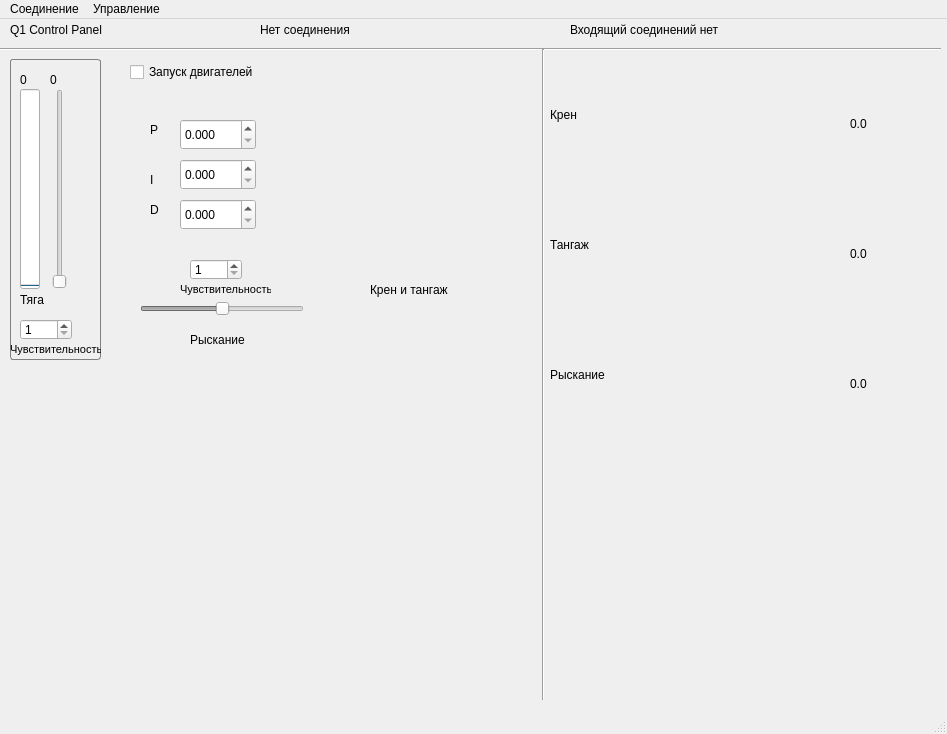
Before: the Qt Designer form mainwindow.ui in alkiz/Q1_Control_Panel, drawn with Qt 5.
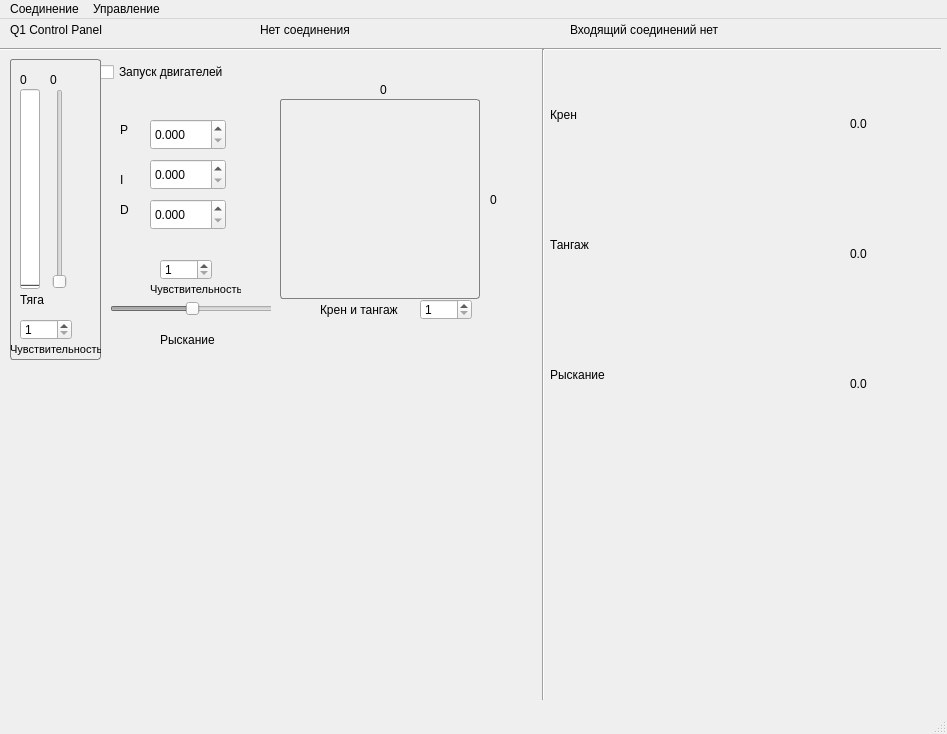
After: the same form once the commit is applied. Icons and pictures are not drawn. Custom widgets are drawn as their Qt base class.

```diff
--- a/mainwindow.ui
+++ b/mainwindow.ui
@@ -78,14 +78,14 @@
      <rect>
       <x>10</x>
       <y>40</y>
-      <width>331</width>
+      <width>261</width>
       <height>301</height>
      </rect>
     </property>
     <widget class="QLabel" name="label_6">
      <property name="geometry">
       <rect>
-       <x>180</x>
+       <x>150</x>
        <y>270</y>
        <width>71</width>
        <height>21</height>
@@ -98,7 +98,7 @@
     <widget class="QCheckBox" name="checkBox">
      <property name="geometry">
       <rect>
-       <x>120</x>
+       <x>90</x>
        <y>0</y>
        <width>161</width>
        <height>26</height>
@@ -117,7 +117,7 @@
      </property>
      <property name="geometry">
       <rect>
-       <x>130</x>
+       <x>100</x>
        <y>240</y>
        <width>164</width>
        <height>19</height>
@@ -151,7 +151,7 @@
     <widget class="QLabel" name="label_8">
      <property name="geometry">
       <rect>
-       <x>170</x>
+       <x>140</x>
        <y>220</y>
        <width>91</width>
        <height>21</height>
@@ -169,7 +169,7 @@
     <widget class="QSpinBox" name="yaw_sesitivity_spinBox">
      <property name="geometry">
       <rect>
-       <x>180</x>
+       <x>150</x>
        <y>200</y>
        <width>52</width>
        <height>21</height>
@@ -346,7 +346,7 @@
     <widget class="QDoubleSpinBox" name="P_SpinBox">
      <property name="geometry">
       <rect>
-       <x>170</x>
+       <x>140</x>
        <y>60</y>
        <width>76</width>
        <height>31</height>
@@ -368,7 +368,7 @@
     <widget class="QDoubleSpinBox" name="I_SpinBox">
      <property name="geometry">
       <rect>
-       <x>170</x>
+       <x>140</x>
        <y>100</y>
        <width>76</width>
        <height>31</height>
@@ -390,7 +390,7 @@
     <widget class="QDoubleSpinBox" name="D_SpinBox">
      <property name="geometry">
       <rect>
-       <x>170</x>
+       <x>140</x>
        <y>140</y>
        <width>76</width>
        <height>31</height>
@@ -412,7 +412,7 @@
     <widget class="QLabel" name="P_label">
      <property name="geometry">
       <rect>
-       <x>140</x>
+       <x>110</x>
        <y>60</y>
        <width>21</width>
        <height>21</height>
@@ -425,7 +425,7 @@
     <widget class="QLabel" name="I_label">
      <property name="geometry">
       <rect>
-       <x>140</x>
+       <x>110</x>
        <y>110</y>
        <width>21</width>
        <height>21</height>
@@ -438,7 +438,7 @@
     <widget class="QLabel" name="D_label">
      <property name="geometry">
       <rect>
-       <x>140</x>
+       <x>110</x>
        <y>140</y>
        <width>21</width>
        <height>21</height>
@@ -452,170 +452,23 @@
    <widget class="QGroupBox" name="blueGroupBox">
     <property name="geometry">
      <rect>
-      <x>310</x>
-      <y>50</y>
-      <width>221</width>
-      <height>241</height>
+      <x>270</x>
+      <y>40</y>
+      <width>261</width>
+      <height>271</height>
      </rect>
     </property>
+    <property name="styleSheet">
+     <string notr="true"/>
+    </property>
     <property name="flat">
      <bool>false</bool>
     </property>
-    <widget class="QLabel" name="label_circle_blue">
-     <property name="geometry">
-      <rect>
-       <x>70</x>
-       <y>70</y>
-       <width>64</width>
-       <height>64</height>
-      </rect>
-     </property>
-     <property name="text">
-      <string/>
-     </property>
-     <property name="pixmap">
-      <pixmap resource="resources.qrc">:/images/circle_blue.png</pixmap>
-     </property>
-    </widget>
-    <widget class="QLabel" name="label_up_blue">
-     <property name="geometry">
-      <rect>
-       <x>70</x>
-       <y>0</y>
-       <width>64</width>
-       <height>64</height>
-      </rect>
-     </property>
-     <property name="text">
-      <string/>
-     </property>
-     <property name="pixmap">
-      <pixmap resource="resources.qrc">:/images/up_blue.png</pixmap>
-     </property>
-    </widget>
-    <widget class="QLabel" name="label_left_blue">
-     <property name="enabled">
-      <bool>true</bool>
-     </property>
-     <property name="geometry">
-      <rect>
-       <x>10</x>
-       <y>70</y>
-       <width>64</width>
-       <height>64</height>
-      </rect>
-     </property>
-     <property name="text">
-      <string/>
-     </property>
-     <property name="pixmap">
-      <pixmap resource="resources.qrc">:/images/left_blue.png</pixmap>
-     </property>
-     <property name="scaledContents">
-      <bool>false</bool>
-     </property>
-    </widget>
-    <widget class="QLabel" name="label_down_blue">
-     <property name="geometry">
-      <rect>
-       <x>70</x>
-       <y>130</y>
-       <width>64</width>
-       <height>64</height>
-      </rect>
-     </property>
-     <property name="text">
-      <string/>
-     </property>
-     <property name="pixmap">
-      <pixmap resource="resources.qrc">:/images/down_blue.png</pixmap>
-     </property>
-    </widget>
-    <widget class="QLabel" name="label_up_left_blue">
-     <property name="geometry">
-      <rect>
-       <x>20</x>
-       <y>20</y>
-       <width>64</width>
-       <height>64</height>
-      </rect>
-     </property>
-     <property name="text">
-      <string/>
-     </property>
-     <property name="pixmap">
-      <pixmap resource="resources.qrc">:/images/up_left_blue.png</pixmap>
-     </property>
-    </widget>
-    <widget class="QLabel" name="label_up_right_blue">
-     <property name="geometry">
-      <rect>
-       <x>120</x>
-       <y>20</y>
-       <width>64</width>
-       <height>64</height>
-      </rect>
-     </property>
-     <property name="text">
-      <string/>
-     </property>
-     <property name="pixmap">
-      <pixmap resource="resources.qrc">:/images/up_right_blue.png</pixmap>
-     </property>
-    </widget>
-    <widget class="QLabel" name="label_down_right_blue">
-     <property name="geometry">
-      <rect>
-       <x>120</x>
-       <y>120</y>
-       <width>64</width>
-       <height>64</height>
-      </rect>
-     </property>
-     <property name="text">
-      <string/>
-     </property>
-     <property name="pixmap">
-      <pixmap resource="resources.qrc">:/images/down_right_blue.png</pixmap>
-     </property>
-    </widget>
-    <widget class="QLabel" name="label_down_left_blue">
-     <property name="geometry">
-      <rect>
-       <x>20</x>
-       <y>120</y>
-       <width>64</width>
-       <height>64</height>
-      </rect>
-     </property>
-     <property name="text">
-      <string/>
-     </property>
-     <property name="pixmap">
-      <pixmap resource="resources.qrc">:/images/down_left_blue.png</pixmap>
-     </property>
-    </widget>
-    <widget class="QLabel" name="label_right_blue">
-     <property name="geometry">
-      <rect>
-       <x>130</x>
-       <y>70</y>
-       <width>64</width>
-       <height>64</height>
-      </rect>
-     </property>
-     <property name="text">
-      <string/>
-     </property>
-     <property name="pixmap">
-      <pixmap resource="resources.qrc">:/images/right_blue.png</pixmap>
-     </property>
-    </widget>
     <widget class="QLabel" name="label_7">
      <property name="geometry">
       <rect>
-       <x>60</x>
-       <y>210</y>
+       <x>50</x>
+       <y>240</y>
        <width>121</width>
        <height>21</height>
       </rect>
@@ -624,6 +477,89 @@
       <string>Крен и тангаж</string>
      </property>
     </widget>
+    <widget class="QGroupBox" name="groupBox_2">
+     <property name="geometry">
+      <rect>
+       <x>10</x>
+       <y>40</y>
+       <width>200</width>
+       <height>200</height>
+      </rect>
+     </property>
+     <property name="styleSheet">
+      <string notr="true">QGroupBox {
+   border: 1px solid gray;
+   border-radius: 3px;
+}
+</string>
+     </property>
+     <property name="title">
+      <string/>
+     </property>
+     <widget class="QLabel" name="label_circle_blue">
+      <property name="geometry">
+       <rect>
+        <x>68</x>
+        <y>68</y>
+        <width>64</width>
+        <height>64</height>
+       </rect>
+      </property>
+      <property name="text">
+       <string/>
+      </property>
+      <property name="pixmap">
+       <pixmap resource="resources.qrc">:/images/circle_blue.png</pixmap>
+      </property>
+     </widget>
+     <zorder>blueGroupBox</zorder>
+     <zorder>label_circle_blue</zorder>
+    </widget>
+    <widget class="QLabel" name="label_pitch_control">
+     <property name="geometry">
+      <rect>
+       <x>110</x>
+       <y>20</y>
+       <width>67</width>
+       <height>21</height>
+      </rect>
+     </property>
+     <property name="text">
+      <string>0</string>
+     </property>
+    </widget>
+    <widget class="QSpinBox" name="pitch_roll_sesitivity_spinBox">
+     <property name="geometry">
+      <rect>
+       <x>150</x>
+       <y>240</y>
+       <width>52</width>
+       <height>21</height>
+      </rect>
+     </property>
+     <property name="focusPolicy">
+      <enum>Qt::NoFocus</enum>
+     </property>
+     <property name="minimum">
+      <number>1</number>
+     </property>
+     <property name="maximum">
+      <number>5</number>
+     </property>
+    </widget>
+    <widget class="QLabel" name="label_roll_control">
+     <property name="geometry">
+      <rect>
+       <x>220</x>
+       <y>130</y>
+       <width>41</width>
+       <height>21</height>
+      </rect>
+     </property>
+     <property name="text">
+      <string>0</string>
+     </property>
+    </widget>
    </widget>
    <widget class="Line" name="line_2">
     <property name="geometry">
```
Left out of the diff: 15 changed lines with no effect on the pictures.
